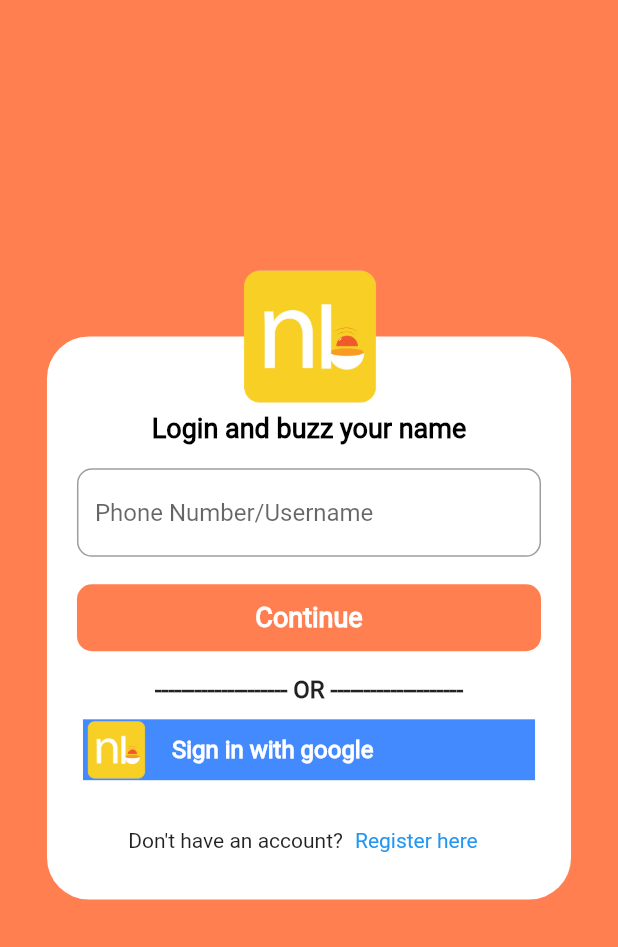
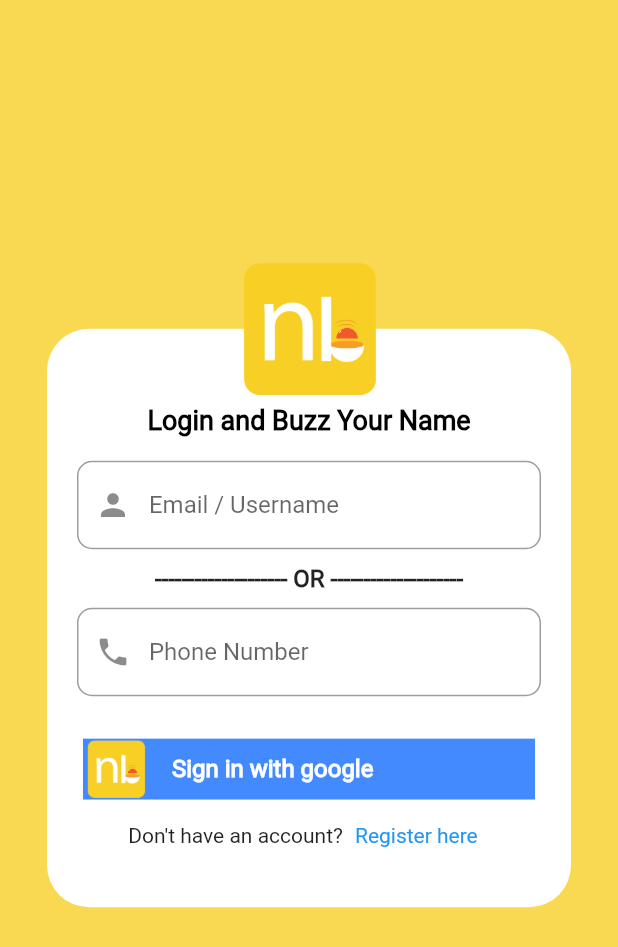
Before and after one commit to dp-devs/nambuzz-flutter, a Flutter app: the screen it shows after launch, on a phone screen of 412 x 824 dp. Shown: the top 947 px of the screen. Run offline on Flutter 3.47's test engine with Material 2 defaults, Android fonts, the phone set to English and light mode, and no system bars; our stand-ins replace flutter_screenutil, pinput.

Commit message:
login page update

```diff
--- /dev/null
+++ b/lib/const/const.dart
@@ -0,0 +1,5 @@
+import 'package:flutter/material.dart';
+
+var themeColor = Color(0XFFf8cf25);
+var postDividerColor = Color(0XFFfff7ed);
+var postBuzzColor = Color(0XFFffefb3);
--- a/lib/screen/login.dart
+++ b/lib/screen/login.dart
@@ -1,7 +1,11 @@
+import 'dart:developer';
+
 import 'package:flutter/material.dart';
 import 'package:flutter_screenutil/flutter_screenutil.dart';
+import 'package:namebuzz/const/const.dart';
 import 'package:namebuzz/screen/home.dart';
 import 'package:namebuzz/screen/signup.dart';
+import 'package:namebuzz/widgets/custom_button.dart';
 import 'package:pinput/pinput.dart';
 
 class LoginScreen extends StatefulWidget {
@@ -13,6 +17,10 @@ class LoginScreen extends StatefulWidget {
 
 class _LoginScreenState extends State<LoginScreen> {
   bool showUsernameBox = false;
+  bool showUserTextField = true;
+  bool showPhoneTextField = true;
+  TextEditingController userNameController = TextEditingController();
+  TextEditingController phoneNumberController = TextEditingController();
   @override
   Widget build(BuildContext context) {
     //OTP code start
@@ -41,7 +49,7 @@ class _LoginScreenState extends State<LoginScreen> {
     );
 // OTP code end
     return Scaffold(
-      backgroundColor: Color(0XFFff7f50),
+      backgroundColor: themeColor.withOpacity(0.8),
       body: !showUsernameBox
           ? Stack(
               children: [
@@ -50,7 +58,7 @@ class _LoginScreenState extends State<LoginScreen> {
                     alignment: Alignment.center,
                     child: SingleChildScrollView(
                       child: Container(
-                        height: 370.h,
+                        height: 380.h,
                         width: 318.w,
                         decoration: BoxDecoration(
                           borderRadius: BorderRadius.all(Radius.circular(28)),
@@ -62,7 +70,7 @@ class _LoginScreenState extends State<LoginScreen> {
                               height: 50.h,
                             ),
                             Text(
-                              'Login and buzz your name',
+                              'Login and Buzz Your Name',
                               style: TextStyle(
                                   fontSize: 18,
                                   color: Colors.black,
@@ -72,12 +80,28 @@ class _LoginScreenState extends State<LoginScreen> {
                               height: 16.h,
                             ),
                             //PhoneNumber InputField
-                            Padding(
+                            Visibility(
+                              visible: showUserTextField,
+                              child: Padding(
                                 padding:
                                     const EdgeInsets.only(left: 20, right: 20),
                                 child: TextField(
+                                  onChanged: (value) {
+                                    log('value $value');
+                                    if (userNameController.text.isNotEmpty) {
+                                      setState(() {
+                                        showPhoneTextField = false;
+                                      });
+                                    } else {
+                                      setState(() {
+                                        showPhoneTextField = true;
+                                      });
+                                    }
+                                  },
+                                  controller: userNameController,
                                   decoration: InputDecoration(
-                                  hintText: 'Phone Number/Username',
+                                    prefixIcon: Icon(Icons.person),
+                                    hintText: 'Email / Username',
                                     border: OutlineInputBorder(
                                         borderSide:
                                             BorderSide(color: Colors.black),
@@ -86,25 +110,84 @@ class _LoginScreenState extends State<LoginScreen> {
                                   ),
                                 ),
                               ),
+                            ),
+                            userNameController.text.isNotEmpty ||
+                                    phoneNumberController.text.isNotEmpty
+                                ? SizedBox.shrink()
+                                : SizedBox(
+                                    height: 10,
+                                  ),
+                            userNameController.text.isNotEmpty ||
+                                    phoneNumberController.text.isNotEmpty
+                                ? SizedBox.shrink()
+                                : Text(
+                                    '-------------------- OR --------------------',
+                                    style: TextStyle(
+                                        fontSize: 16,
+                                        fontWeight: FontWeight.bold),
+                                  ),
+                            userNameController.text.isNotEmpty ||
+                                    phoneNumberController.text.isNotEmpty
+                                ? SizedBox.shrink()
+                                : SizedBox(
+                                    height: 10,
+                                  ),
+                            Visibility(
+                              visible: showPhoneTextField,
+                              child: Padding(
+                                padding:
+                                    const EdgeInsets.only(left: 20, right: 20),
+                                child: TextField(
+                                  keyboardType: TextInputType.phone,
+                                  onChanged: (value) {
+                                    log('value $value');
+                                    if (phoneNumberController.text.isNotEmpty) {
+                                      setState(() {
+                                        showUserTextField = false;
+                                      });
+                                    } else {
+                                      setState(() {
+                                        showUserTextField = true;
+                                      });
+                                    }
+                                  },
+                                  controller: phoneNumberController,
+                                  decoration: InputDecoration(
+                                    prefixIcon: Icon(Icons.phone),
+                                    hintText: 'Phone Number',
+                                    border: OutlineInputBorder(
+                                        borderSide:
+                                            BorderSide(color: Colors.black),
+                                        borderRadius: BorderRadius.all(
+                                            Radius.circular(10))),
+                                  ),
+                                ),
+                              ),
+                            ),
+
                             SizedBox(
                               height: 18.h,
                             ),
                             //Send OTP Button
-                            Padding(
-                              padding: EdgeInsets.only(left: 20, right: 20),
+                            userNameController.text.isEmpty &&
+                                    phoneNumberController.text.isEmpty
+                                ? SizedBox.shrink()
+                                : Padding(
+                                    padding:
+                                        EdgeInsets.only(left: 20, right: 20),
                                     child: InkWell(
                                       child: Container(
                                         height: 44.h,
                                         width: 310.w,
                                         decoration: BoxDecoration(
-                                      color: Color(0XFFff7f50),
+                                            color: themeColor.withOpacity(0.95),
                                             borderRadius: BorderRadius.all(
                                                 Radius.circular(10))),
                                         child: Center(
                                           child: Text(
                                             'Continue',
                                             style: TextStyle(
-                                          fontSize: 18,
+                                                fontSize: 19,
                                                 fontWeight: FontWeight.bold,
                                                 color: Colors.white),
                                           ),
@@ -118,20 +201,15 @@ class _LoginScreenState extends State<LoginScreen> {
                                     ),
                                   ),
                             SizedBox(
-                              height: 16.h,
-                            ),
-                            Text(
-                              '-------------------- OR --------------------',
-                              style: TextStyle(
-                                  fontSize: 16, fontWeight: FontWeight.bold),
-                            ),
-                            SizedBox(
-                              height: 10.h,
+                              height: 10,
                             ),
                             // Signup with google container
-                            Padding(
-                              padding:
-                                  const EdgeInsets.only(left: 24, right: 24),
+                            userNameController.text.isNotEmpty ||
+                                    phoneNumberController.text.isNotEmpty
+                                ? SizedBox.shrink()
+                                : Padding(
+                                    padding: const EdgeInsets.only(
+                                        left: 24, right: 24),
                                     child: InkWell(
                                       child: Container(
                                         color: Colors.blueAccent,
@@ -164,9 +242,7 @@ class _LoginScreenState extends State<LoginScreen> {
                                       onTap: () {},
                                     ),
                                   ),
-                            SizedBox(
-                              height: 16.h,
-                            ),
+
                             Container(
                               child: Row(
                                 mainAxisAlignment: MainAxisAlignment.center,
@@ -191,7 +267,7 @@ class _LoginScreenState extends State<LoginScreen> {
                   ),
                 ),
                 Positioned.fill(
-                  bottom: 370.h,
+                  bottom: 380.h,
                   child: Align(
                     alignment: Alignment.center,
                     child: Container(
--- a/lib/screen/splash.dart
+++ b/lib/screen/splash.dart
@@ -2,6 +2,7 @@ import 'dart:async';
 
 import 'package:flutter/material.dart';
 import 'package:flutter_screenutil/flutter_screenutil.dart';
+import 'package:namebuzz/const/const.dart';
 import 'package:namebuzz/screen/login.dart';
 import 'package:namebuzz/screen/signup.dart';
 
@@ -28,7 +29,7 @@ class _SplashScreenState extends State<SplashScreen> {
   @override
   Widget build(BuildContext context) {
     return Scaffold(
-      backgroundColor: Color(0XFFff7f50),
+      backgroundColor: postBuzzColor,
       body: Center(
         child: Column(
           mainAxisAlignment: MainAxisAlignment.center,
@@ -68,13 +69,13 @@ class _SplashScreenState extends State<SplashScreen> {
               ),
             ),
             SizedBox(
-              height: 24.h,
+              height: 100.h,
             ),
             Text(
               'Made in India',
               style: TextStyle(
                   fontSize: 26,
-                  color: Colors.white,
+                  color: Colors.black,
                   fontWeight: FontWeight.bold),
             ),
           ],
--- a/lib/widgets/custom_button.dart
+++ b/lib/widgets/custom_button.dart
@@ -122,7 +122,7 @@ class _CustomButtonState extends State<CustomButton> {
                   deviceHeight < 600 ? widget.height.h * 1.2 : widget.height.h,
               decoration: BoxDecoration(
                   borderRadius: BorderRadius.circular(widget.radius.r),
-                  color: Colors.red,
+                  color: widget.isBlue ? Colors.blue : Colors.red,
                   border: Border.all(color: Colors.orange)),
               child: widget.requireIcon
                   ? widget.prefixIcon
```
Lines whose indentation alone changed are shown as unchanged.
